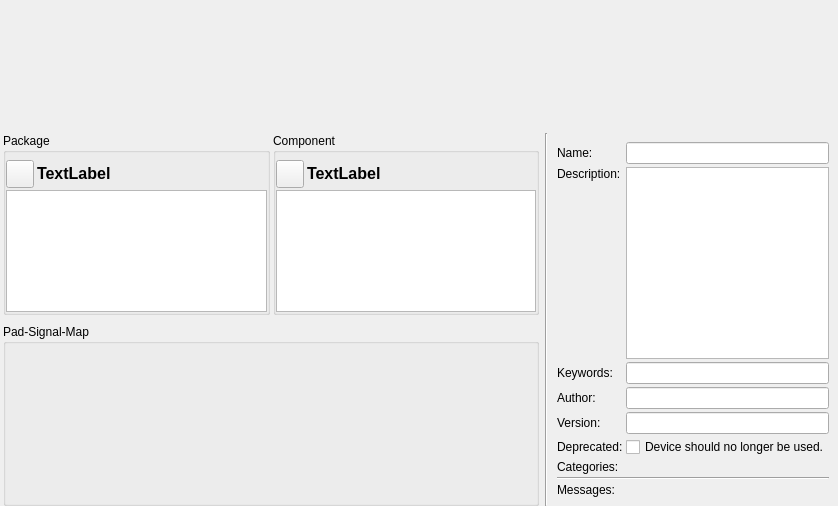
Old version of the form libs/librepcb/editor/library/dev/deviceeditorwidget.ui in the repository LibrePCB/LibrePCB.
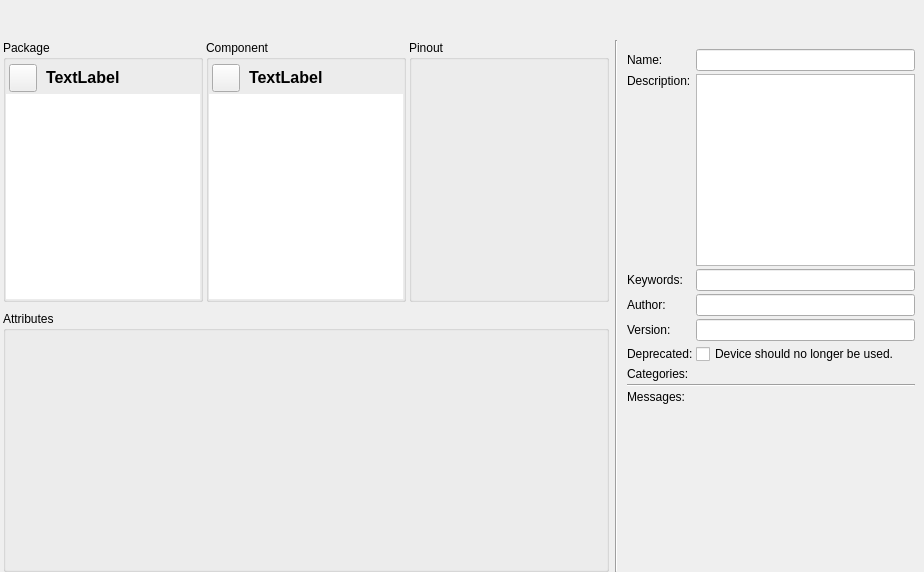
New version of the form. Icons and pictures are not drawn. Custom widgets are drawn as their Qt base class.

Commit message: Support adding attributes to library devices

Patch:
```diff
--- a/libs/librepcb/editor/library/dev/deviceeditorwidget.ui
+++ b/libs/librepcb/editor/library/dev/deviceeditorwidget.ui
@@ -6,14 +6,14 @@
    <rect>
     <x>0</x>
     <y>0</y>
-    <width>838</width>
-    <height>506</height>
+    <width>924</width>
+    <height>572</height>
    </rect>
   </property>
   <property name="windowTitle">
    <string>Form</string>
   </property>
-  <layout class="QVBoxLayout" name="verticalLayout_3" stretch="0,1,0">
+  <layout class="QVBoxLayout" name="verticalLayout_3" stretch="0,0,1">
    <property name="spacing">
     <number>0</number>
    </property>
@@ -66,7 +66,7 @@
         <number>6</number>
        </property>
        <item>
-        <layout class="QHBoxLayout" name="horizontalLayout">
+        <layout class="QHBoxLayout" name="horizontalLayout" stretch="1,1,1">
          <property name="spacing">
           <number>3</number>
          </property>
@@ -75,12 +75,15 @@
            <property name="title">
             <string>Package</string>
            </property>
-           <layout class="QGridLayout" name="gridLayout_2" columnstretch="0,1">
+           <layout class="QVBoxLayout" name="verticalLayout_6">
+            <property name="spacing">
+             <number>0</number>
+            </property>
             <property name="leftMargin">
              <number>0</number>
             </property>
             <property name="topMargin">
-             <number>6</number>
+             <number>0</number>
             </property>
             <property name="rightMargin">
              <number>0</number>
@@ -88,20 +91,24 @@
             <property name="bottomMargin">
              <number>0</number>
             </property>
+            <item>
+             <layout class="QHBoxLayout" name="horizontalLayout_5">
             <property name="spacing">
+               <number>9</number>
+              </property>
+              <property name="leftMargin">
              <number>3</number>
             </property>
-            <item row="2" column="0" colspan="2">
-             <widget class="librepcb::editor::GraphicsView" name="viewPackage">
-              <property name="verticalScrollBarPolicy">
-               <enum>Qt::ScrollBarAlwaysOff</enum>
+              <property name="topMargin">
+               <number>3</number>
               </property>
-              <property name="horizontalScrollBarPolicy">
-               <enum>Qt::ScrollBarAlwaysOff</enum>
+              <property name="rightMargin">
+               <number>3</number>
               </property>
-             </widget>
-            </item>
-            <item row="0" column="0" rowspan="2">
+              <property name="bottomMargin">
+               <number>3</number>
+              </property>
+              <item>
              <widget class="QToolButton" name="btnChoosePackage">
               <property name="sizePolicy">
                <sizepolicy hsizetype="Fixed" vsizetype="Fixed">
@@ -136,8 +143,14 @@
               </property>
              </widget>
             </item>
-            <item row="0" column="1" rowspan="2">
+              <item>
              <widget class="QLabel" name="lblPackageName">
+                <property name="sizePolicy">
+                 <sizepolicy hsizetype="Ignored" vsizetype="Preferred">
+                  <horstretch>0</horstretch>
+                  <verstretch>0</verstretch>
+                 </sizepolicy>
+                </property>
               <property name="font">
                <font>
                 <pointsize>12</pointsize>
@@ -147,6 +160,21 @@
               </property>
               <property name="text">
                <string notr="true">TextLabel</string>
+                </property>
+               </widget>
+              </item>
+             </layout>
+            </item>
+            <item>
+             <widget class="librepcb::editor::GraphicsView" name="viewPackage">
+              <property name="frameShape">
+               <enum>QFrame::NoFrame</enum>
+              </property>
+              <property name="verticalScrollBarPolicy">
+               <enum>Qt::ScrollBarAlwaysOff</enum>
+              </property>
+              <property name="horizontalScrollBarPolicy">
+               <enum>Qt::ScrollBarAlwaysOff</enum>
               </property>
              </widget>
             </item>
@@ -158,12 +186,15 @@
            <property name="title">
             <string>Component</string>
            </property>
-           <layout class="QGridLayout" name="gridLayout" columnstretch="0,1">
+           <layout class="QVBoxLayout" name="verticalLayout_5">
+            <property name="spacing">
+             <number>0</number>
+            </property>
             <property name="leftMargin">
              <number>0</number>
             </property>
             <property name="topMargin">
-             <number>6</number>
+             <number>0</number>
             </property>
             <property name="rightMargin">
              <number>0</number>
@@ -171,20 +202,24 @@
             <property name="bottomMargin">
              <number>0</number>
             </property>
+            <item>
+             <layout class="QHBoxLayout" name="horizontalLayout_4">
             <property name="spacing">
+               <number>9</number>
+              </property>
+              <property name="leftMargin">
              <number>3</number>
             </property>
-            <item row="2" column="0" colspan="2">
-             <widget class="librepcb::editor::GraphicsView" name="viewComponent">
-              <property name="verticalScrollBarPolicy">
-               <enum>Qt::ScrollBarAlwaysOff</enum>
+              <property name="topMargin">
+               <number>3</number>
               </property>
-              <property name="horizontalScrollBarPolicy">
-               <enum>Qt::ScrollBarAlwaysOff</enum>
+              <property name="rightMargin">
+               <number>3</number>
               </property>
-             </widget>
-            </item>
-            <item row="0" column="0" rowspan="2">
+              <property name="bottomMargin">
+               <number>3</number>
+              </property>
+              <item>
              <widget class="QToolButton" name="btnChooseComponent">
               <property name="sizePolicy">
                <sizepolicy hsizetype="Fixed" vsizetype="Fixed">
@@ -219,8 +254,14 @@
               </property>
              </widget>
             </item>
-            <item row="0" column="1" rowspan="2">
+              <item>
              <widget class="QLabel" name="lblComponentName">
+                <property name="sizePolicy">
+                 <sizepolicy hsizetype="Ignored" vsizetype="Preferred">
+                  <horstretch>0</horstretch>
+                  <verstretch>0</verstretch>
+                 </sizepolicy>
+                </property>
               <property name="font">
                <font>
                 <pointsize>12</pointsize>
@@ -234,30 +275,43 @@
              </widget>
             </item>
            </layout>
+            </item>
+            <item>
+             <widget class="librepcb::editor::GraphicsView" name="viewComponent">
+              <property name="frameShape">
+               <enum>QFrame::NoFrame</enum>
+              </property>
+              <property name="verticalScrollBarPolicy">
+               <enum>Qt::ScrollBarAlwaysOff</enum>
+              </property>
+              <property name="horizontalScrollBarPolicy">
+               <enum>Qt::ScrollBarAlwaysOff</enum>
+              </property>
           </widget>
          </item>
         </layout>
+          </widget>
        </item>
        <item>
         <widget class="QGroupBox" name="groupBox_3">
          <property name="title">
-          <string>Pad-Signal-Map</string>
+            <string>Pinout</string>
          </property>
          <layout class="QVBoxLayout" name="verticalLayout_2">
           <property name="spacing">
            <number>0</number>
           </property>
           <property name="leftMargin">
-           <number>3</number>
+             <number>0</number>
           </property>
           <property name="topMargin">
-           <number>6</number>
+             <number>0</number>
           </property>
           <property name="rightMargin">
-           <number>3</number>
+             <number>0</number>
           </property>
           <property name="bottomMargin">
-           <number>3</number>
+             <number>0</number>
           </property>
           <item>
            <widget class="librepcb::editor::PadSignalMapEditorWidget" name="padSignalMapEditorWidget" native="true"/>
@@ -268,6 +322,35 @@
       </layout>
      </item>
      <item>
+        <widget class="QGroupBox" name="groupBox_4">
+         <property name="title">
+          <string>Attributes</string>
+         </property>
+         <layout class="QVBoxLayout" name="verticalLayout_4">
+          <property name="spacing">
+           <number>0</number>
+          </property>
+          <property name="leftMargin">
+           <number>0</number>
+          </property>
+          <property name="topMargin">
+           <number>0</number>
+          </property>
+          <property name="rightMargin">
+           <number>0</number>
+          </property>
+          <property name="bottomMargin">
+           <number>0</number>
+          </property>
+          <item>
+           <widget class="librepcb::editor::AttributeListEditorWidget" name="attributesEditorWidget" native="true"/>
+          </item>
+         </layout>
+        </widget>
+       </item>
+      </layout>
+     </item>
+     <item>
       <widget class="Line" name="line">
        <property name="orientation">
         <enum>Qt::Vertical</enum>
@@ -450,6 +533,12 @@
    <header location="global">librepcb/editor/library/dev/padsignalmapeditorwidget.h</header>
    <container>1</container>
   </customwidget>
+  <customwidget>
+   <class>librepcb::editor::AttributeListEditorWidget</class>
+   <extends>QWidget</extends>
+   <header location="global">librepcb/editor/widgets/attributelisteditorwidget.h</header>
+   <container>1</container>
+  </customwidget>
  </customwidgets>
  <resources/>
  <connections/>
```
Lines whose indentation alone changed are shown as unchanged. The commit also changes 8 other files.
